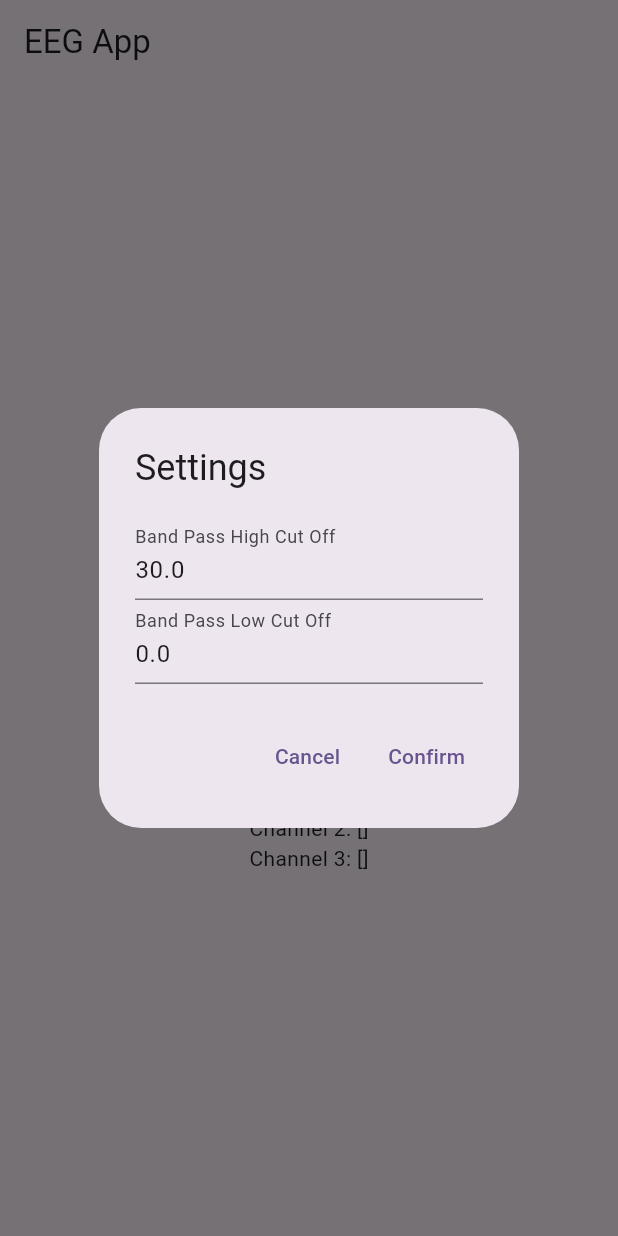
After one commit to pieeg-club/eeg_app, a Flutter app: the screen it shows after launch, after a tap on "Settings", on a phone screen of 412 x 824 dp. The commit adds this screen. Run offline on Flutter 3.47's test engine with Material 3 defaults, Android fonts, the phone set to English and light mode, and no system bars; our stand-ins replace dartz, equatable, flutter_blue_plus, flutter_riverpod, riverpod_annotation, shared_preferences; generated files the repository leaves out were written again.

Commit message:
implement settings presentation layer

```diff
--- a/lib/domain/entities/settings.dart
+++ b/lib/domain/entities/settings.dart
@@ -11,4 +11,14 @@ class Settings {
 
   /// Band pass low cut
   final double bandPassLowCutOff;
+
+  Settings copyWith({
+    double? bandPassHighCutOff,
+    double? bandPassLowCutOff,
+  }) {
+    return Settings(
+      bandPassHighCutOff: bandPassHighCutOff ?? this.bandPassHighCutOff,
+      bandPassLowCutOff: bandPassLowCutOff ?? this.bandPassLowCutOff,
+    );
+  }
 }
--- a/lib/domain/providers/get_settings_use_case.dart
+++ b/lib/domain/providers/get_settings_use_case.dart
@@ -7,7 +7,7 @@ part 'get_settings_use_case.g.dart';
 
 /// Get settings provider for the use case [GetSettings]
 @riverpod
-GetSettings saveSettings(Ref ref) {
+GetSettings getSettingsUseCase(Ref ref) {
   final settindsRepo = ref.read(settingsRepoProvider);
   return GetSettings(settindsRepo);
 }
--- a/lib/domain/providers/save_settings_use_case.dart
+++ b/lib/domain/providers/save_settings_use_case.dart
@@ -7,7 +7,7 @@ part 'save_settings_use_case.g.dart';
 
 /// Save settings provider for the use case [SaveSettings]
 @riverpod
-SaveSettings saveSettings(Ref ref) {
+SaveSettings saveSettingsUseCase(Ref ref) {
   final settindsRepo = ref.read(settingsRepoProvider);
   return SaveSettings(settindsRepo);
 }
--- /dev/null
+++ b/lib/presentation/notifiers/settings.dart
@@ -0,0 +1,37 @@
+import 'package:dartz/dartz.dart';
+import 'package:eeg_app/core/failure.dart';
+import 'package:eeg_app/core/use_case.dart';
+import 'package:eeg_app/domain/entities/settings.dart';
+import 'package:eeg_app/domain/providers/get_settings_use_case.dart';
+import 'package:eeg_app/domain/providers/save_settings_use_case.dart';
+import 'package:eeg_app/domain/use_cases/save_settings_use_case.dart';
+import 'package:riverpod_annotation/riverpod_annotation.dart';
+
+part 'settings.g.dart';
+
+/// Notifier for settings
+@riverpod
+class SettingsNotifier extends _$SettingsNotifier {
+  @override
+  Future<Settings> build() async {
+    final getSettingsUseCase = ref.read(getSettingsUseCaseProvider);
+    final settings = await getSettingsUseCase(NoParams());
+    return settings.fold(
+      (failure) {
+        throw Exception(failure.message);
+      },
+      (data) {
+        return data;
+      },
+    );
+  }
+
+  /// Save the settings
+  ///
+  /// [settings] The settings to save
+  Future<Either<Failure, Unit>> saveSettings(Settings settings) {
+    final saveSettingsUseCase = ref.read(saveSettingsUseCaseProvider);
+    final params = Params(settings);
+    return saveSettingsUseCase(params);
+  }
+}
--- a/lib/presentation/pages/main_page.dart
+++ b/lib/presentation/pages/main_page.dart
@@ -2,6 +2,7 @@ import 'package:eeg_app/core/use_case.dart';
 import 'package:eeg_app/domain/providers/connect_use_case.dart';
 import 'package:eeg_app/domain/providers/disconnect_use_case.dart';
 import 'package:eeg_app/presentation/notifiers/processed_data.dart';
+import 'package:eeg_app/presentation/widgets/settings_dialog.dart';
 import 'package:flutter/material.dart';
 import 'package:flutter_riverpod/flutter_riverpod.dart';
 
@@ -77,6 +78,19 @@ class MainPage extends ConsumerWidget {
               },
               child: const Text('Disconnect'),
             ),
+            const SizedBox(height: 20),
+            ElevatedButton(
+              onPressed: () {
+                showDialog<void>(
+                  context: context,
+                  builder: (context) {
+                    return SettingsDialog();
+                  },
+                );
+              },
+              child: const Text('Settings'),
+            ),
+            const SizedBox(height: 20),
             processedData.when(
               data: (data) {
                 return Column(
--- /dev/null
+++ b/lib/presentation/widgets/settings_dialog.dart
@@ -0,0 +1,86 @@
+import 'package:eeg_app/presentation/notifiers/settings.dart';
+import 'package:flutter/material.dart';
+import 'package:flutter_riverpod/flutter_riverpod.dart';
+
+/// Dialog for settings
+class SettingsDialog extends ConsumerWidget {
+  /// Default constructor
+  SettingsDialog({super.key});
+
+  final _bandPassHighCutOffController = TextEditingController();
+  final _bandPassLowCutOffController = TextEditingController();
+
+  @override
+  Widget build(BuildContext context, WidgetRef ref) {
+    final settings = ref.watch(settingsNotifierProvider);
+    final settingsNotifier = ref.read(settingsNotifierProvider.notifier);
+    return settings.when(data: (data) {
+      _bandPassHighCutOffController.text = data.bandPassHighCutOff.toString();
+      _bandPassLowCutOffController.text = data.bandPassLowCutOff.toString();
+      return AlertDialog(
+        title: const Text('Settings'),
+        content: Column(
+          mainAxisSize: MainAxisSize.min,
+          children: <Widget>[
+            TextField(
+              controller: _bandPassHighCutOffController,
+              decoration: const InputDecoration(
+                labelText: 'Band Pass High Cut Off',
+              ),
+              keyboardType: TextInputType.number,
+            ),
+            TextField(
+              controller: _bandPassLowCutOffController,
+              decoration: const InputDecoration(
+                labelText: 'Band Pass Low Cut Off',
+              ),
+              keyboardType: TextInputType.number,
+            ),
+          ],
+        ),
+        actions: <Widget>[
+          TextButton(
+            onPressed: () {
+              Navigator.of(context).pop();
+            },
+            child: const Text('Cancel'),
+          ),
+          TextButton(
+            onPressed: () async {
+              final newSettings = data.copyWith(
+                bandPassHighCutOff:
+                    double.tryParse(_bandPassHighCutOffController.text),
+                bandPassLowCutOff:
+                    double.tryParse(_bandPassLowCutOffController.text),
+              );
+              final result = await settingsNotifier.saveSettings(newSettings);
+              result.fold(
+                (failure) {
+                  ScaffoldMessenger.of(context).showSnackBar(
+                    SnackBar(
+                      content: Text(failure.message),
+                    ),
+                  );
+                },
+                (_) {
+                  Navigator.of(context).pop();
+                },
+              );
+            },
+            child: const Text('Confirm'),
+          ),
+        ],
+      );
+    }, error: (e, s) {
+      return AlertDialog(
+        title: const Text('Error'),
+        content: Text(e.toString()),
+      );
+    }, loading: () {
+      return const AlertDialog(
+        title: Text('Loading'),
+        content: Center(child: CircularProgressIndicator()),
+      );
+    });
+  }
+}
```
Also changed, not shown: lib/domain/providers/get_settings_use_case.g.dart, lib/domain/providers/save_settings_use_case.g.dart, lib/presentation/notifiers/settings.g.dart (added).
